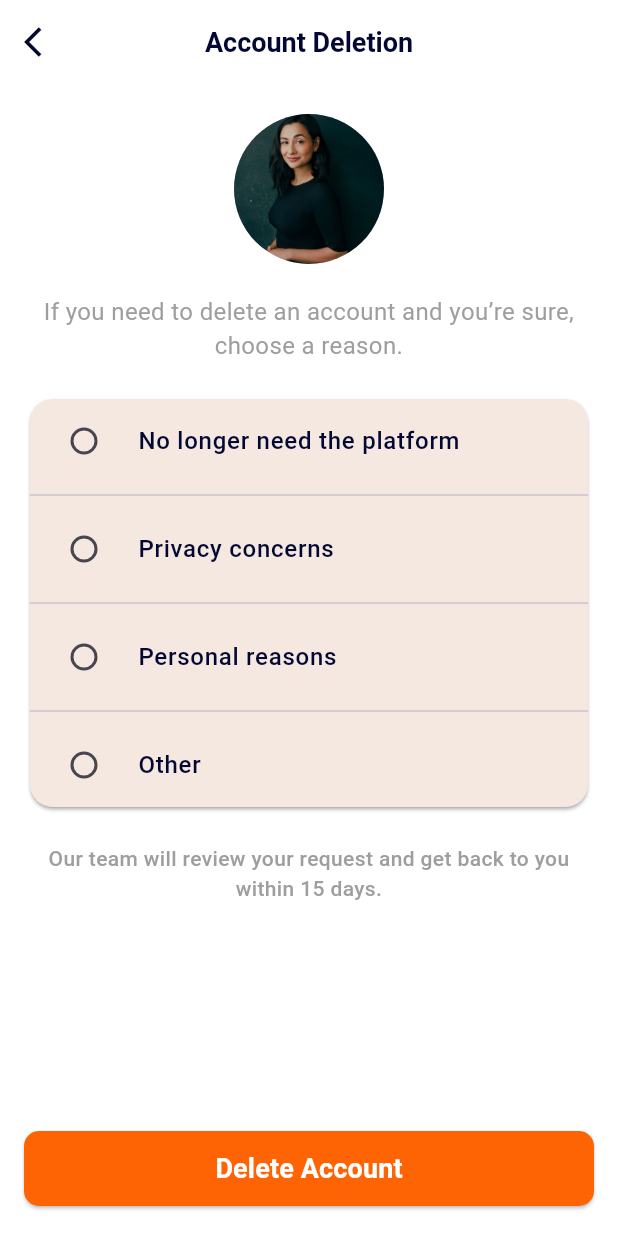
After one commit to raghad-swaileh/cus_home_page, a Flutter app: the screen it shows after launch, item 3 of the bottom bar chosen, after a tap on "Delete Account", on a phone screen of 412 x 824 dp. The commit adds this screen. Run offline on Flutter 3.47's test engine with Material 3 defaults, Android fonts, the phone set to English and light mode, and no system bars; our stand-ins replace cached_network_image, carousel_slider, google_fonts; missing offline and left inert: fluid_bottom_nav_bar; network calls fail.

Commit message:
account deletion

```diff
--- /dev/null
+++ b/lib/views/pages/DeleteAccountScreeen/account_deletion.dart
@@ -0,0 +1,299 @@
+import 'package:flutter/material.dart';
+import 'package:google_fonts/google_fonts.dart';
+import 'package:hire_harmony/utils/app_colors.dart';
+
+class AccountDeletionScreen extends StatelessWidget {
+  const AccountDeletionScreen({super.key});
+
+  @override
+  Widget build(BuildContext context) {
+    return MaterialApp(
+      home: Scaffold(
+        backgroundColor: Colors.white,
+        appBar: AppBar(
+          backgroundColor: AppColors.white,
+          elevation: 0,
+          leading: IconButton(
+            icon: Icon(Icons.arrow_back_ios, color: AppColors.navy),
+            onPressed: () {
+              Navigator.of(context).pop();
+            },
+          ),
+          title: Text(
+            'Account Deletion',
+            style: GoogleFonts.montserratAlternates(
+              textStyle: TextStyle(
+                fontSize: 18,
+                color: AppColors.navy,
+                fontWeight: FontWeight.bold,
+              ),
+            ),
+          ),
+          centerTitle: true,
+        ),
+        body: const AccountDeletionBody(),
+      ),
+    );
+  }
+}
+
+class AccountDeletionBody extends StatefulWidget {
+  const AccountDeletionBody({super.key});
+
+  @override
+  _AccountDeletionBodyState createState() => _AccountDeletionBodyState();
+}
+
+class _AccountDeletionBodyState extends State<AccountDeletionBody> {
+  String? selectedReason;
+
+  @override
+  Widget build(BuildContext context) {
+    return Column(
+      crossAxisAlignment: CrossAxisAlignment.center,
+      children: [
+        const SizedBox(height: 20),
+        const CircleAvatar(
+          radius: 50,
+          backgroundImage:
+              AssetImage('assets/images/teacher.jpg'), // Replace with image URL
+        ),
+        const SizedBox(height: 20),
+        Padding(
+          padding: const EdgeInsets.symmetric(horizontal: 16.0),
+          child: Text(
+            'If you need to delete an account and you’re sure, choose a reason.',
+            textAlign: TextAlign.center,
+            style: GoogleFonts.montserratAlternates(
+              textStyle: TextStyle(
+                fontSize: 16,
+                color: AppColors.grey,
+              ),
+            ),
+          ),
+        ),
+        const SizedBox(height: 20),
+        Padding(
+          padding: const EdgeInsets.symmetric(horizontal: 16.0),
+          child: Card(
+            color: AppColors.orangelight,
+            shadowColor: AppColors.grey,
+            shape: RoundedRectangleBorder(
+              borderRadius: BorderRadius.circular(15),
+            ),
+            child: Column(
+              children: [
+                RadioListTile<String>(
+                  value: 'No longer need the platform',
+                  groupValue: selectedReason,
+                  title: Text(
+                    'No longer need the platform',
+                    style: GoogleFonts.montserratAlternates(
+                      textStyle: TextStyle(
+                        fontSize: 16,
+                        color: AppColors.navy,
+                        fontWeight: FontWeight.w500,
+                      ),
+                    ),
+                  ),
+                  onChanged: (value) {
+                    setState(() {
+                      selectedReason = value;
+                    });
+                  },
+                ),
+                const Divider(),
+                RadioListTile<String>(
+                  value: 'Privacy concerns',
+                  groupValue: selectedReason,
+                  title: Text(
+                    'Privacy concerns',
+                    style: GoogleFonts.montserratAlternates(
+                      textStyle: TextStyle(
+                        fontSize: 16,
+                        color: AppColors.navy,
+                        fontWeight: FontWeight.w500,
+                      ),
+                    ),
+                  ),
+                  onChanged: (value) {
+                    setState(() {
+                      selectedReason = value;
+                    });
+                  },
+                ),
+                const Divider(),
+                RadioListTile<String>(
+                  value: 'Personal reasons',
+                  groupValue: selectedReason,
+                  title: Text(
+                    'Personal reasons',
+                    style: GoogleFonts.montserratAlternates(
+                      textStyle: TextStyle(
+                        fontSize: 16,
+                        color: AppColors.navy,
+                        fontWeight: FontWeight.w500,
+                      ),
+                    ),
+                  ),
+                  onChanged: (value) {
+                    setState(() {
+                      selectedReason = value;
+                    });
+                  },
+                ),
+                const Divider(),
+                RadioListTile<String>(
+                  value: 'Other',
+                  groupValue: selectedReason,
+                  title: Text(
+                    'Other',
+                    style: GoogleFonts.montserratAlternates(
+                      textStyle: TextStyle(
+                        fontSize: 16,
+                        color: AppColors.navy,
+                        fontWeight: FontWeight.w500,
+                      ),
+                    ),
+                  ),
+                  onChanged: (value) {
+                    setState(() {
+                      selectedReason = value;
+                    });
+                  },
+                ),
+              ],
+            ),
+          ),
+        ),
+        Padding(
+          padding: const EdgeInsets.symmetric(horizontal: 16.0, vertical: 20),
+          child: Text(
+            'Our team will review your request and get back to you within 15 days.',
+            textAlign: TextAlign.center,
+            style: GoogleFonts.montserratAlternates(
+              textStyle: TextStyle(
+                fontSize: 14,
+                color: AppColors.grey,
+                fontWeight: FontWeight.w500,
+              ),
+            ),
+          ),
+        ),
+        const Spacer(),
+        Padding(
+          padding: const EdgeInsets.symmetric(horizontal: 16.0),
+          child: ElevatedButton(
+            style: ElevatedButton.styleFrom(
+              backgroundColor: AppColors.orange,
+              shape: RoundedRectangleBorder(
+                borderRadius: BorderRadius.circular(10),
+              ),
+              minimumSize: const Size(double.infinity, 50),
+            ),
+            onPressed: () {
+              _showConfirmationDialog(context);
+            },
+            child: Text(
+              'Delete Account',
+              style: GoogleFonts.montserratAlternates(
+                textStyle: TextStyle(
+                  fontSize: 18,
+                  color: AppColors.white,
+                  fontWeight: FontWeight.bold,
+                ),
+              ),
+            ),
+          ),
+        ),
+        const SizedBox(height: 20),
+      ],
+    );
+  }
+
+  void _showConfirmationDialog(BuildContext context) {
+    showDialog(
+      context: context,
+      builder: (BuildContext context) {
+        return AlertDialog(
+          backgroundColor: AppColors.white,
+          shadowColor: AppColors.grey,
+          shape: RoundedRectangleBorder(
+            borderRadius: BorderRadius.circular(15),
+          ),
+          content: Column(
+            mainAxisSize: MainAxisSize.min,
+            children: [
+              const CircleAvatar(
+                radius: 30,
+                backgroundImage: AssetImage(
+                    'assets/images/teacher.jpg'), // Replace with image URL
+              ),
+              const SizedBox(height: 10),
+              Text(
+                'Delete Your Account?',
+                style: GoogleFonts.montserratAlternates(
+                  textStyle: TextStyle(
+                    fontSize: 18,
+                    color: AppColors.navy,
+                    fontWeight: FontWeight.bold,
+                  ),
+                ),
+              ),
+              const SizedBox(height: 10),
+              Text(
+                'This will completely erase all your data. You won’t be able to recover your account once it has been deleted.',
+                textAlign: TextAlign.center,
+                style: GoogleFonts.montserratAlternates(
+                  textStyle: TextStyle(
+                    fontSize: 14,
+                    color: AppColors.grey,
+                    fontWeight: FontWeight.w500,
+                  ),
+                ),
+              ),
+              const SizedBox(height: 20),
+              ElevatedButton(
+                style: ElevatedButton.styleFrom(
+                  backgroundColor: AppColors.orangelight,
+                  shape: RoundedRectangleBorder(
+                    borderRadius: BorderRadius.circular(10),
+                  ),
+                ),
+                onPressed: () {
+                  Navigator.of(context).pop();
+                  // Add delete logic here
+                },
+                child: Text(
+                  'Confirm & Delete',
+                  style: GoogleFonts.montserratAlternates(
+                    textStyle: TextStyle(
+                      fontSize: 15,
+                      color: AppColors.orange,
+                      fontWeight: FontWeight.w500,
+                    ),
+                  ),
+                ),
+              ),
+              TextButton(
+                onPressed: () {
+                  Navigator.of(context).pop();
+                },
+                child: Text(
+                  'Cancel & Keep',
+                  style: GoogleFonts.montserratAlternates(
+                    textStyle: TextStyle(
+                      fontSize: 15,
+                      color: AppColors.navy,
+                      fontWeight: FontWeight.w400,
+                    ),
+                  ),
+                ),
+              ),
+            ],
+          ),
+        );
+      },
+    );
+  }
+}
--- a/lib/views/pages/edit_profile_page.dart
+++ b/lib/views/pages/edit_profile_page.dart
@@ -135,7 +135,7 @@ class EditProfilePage extends StatelessWidget {
             ),
             border: OutlineInputBorder(
               borderRadius: BorderRadius.circular(20),
-              borderSide: BorderSide(color: AppColors.navy, width: 1.5),
+              borderSide: BorderSide.none,
             ),
             filled: true,
             fillColor: AppColors.grey3,
--- a/lib/views/widgets/build_menu_container.dart
+++ b/lib/views/widgets/build_menu_container.dart
@@ -1,5 +1,6 @@
 import 'package:flutter/material.dart';
 import 'package:hire_harmony/utils/app_colors.dart';
+import 'package:hire_harmony/views/pages/DeleteAccountScreeen/account_deletion.dart';
 import 'package:hire_harmony/views/pages/edit_profile_page.dart';
 import 'package:hire_harmony/views/pages/profile_info.dart';
 
@@ -30,8 +31,9 @@ List<Widget> _buildMenuItems(BuildContext context) {
     {'icon': Icons.bookmark, 'text': 'Bookmarked', 'route': null}, // Add route here later
     {'icon': Icons.history, 'text': 'Previous Trips', 'route': null},
     {'icon': Icons.settings, 'text': 'Settings', 'route': null},
-    {'icon': Icons.info, 'text': 'Version', 'route': null},
     {'icon': Icons.color_lens, 'text': 'Theme', 'route': null},
+    {'icon': Icons.info, 'text': 'Delete Account', 'route': const AccountDeletionScreen()},
+
   ];
 
   return menuItems
```
